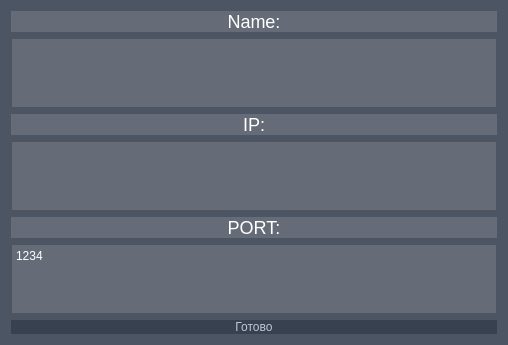
adsfasdfdsf/client, file registrationwindow.ui: the form before one commit.
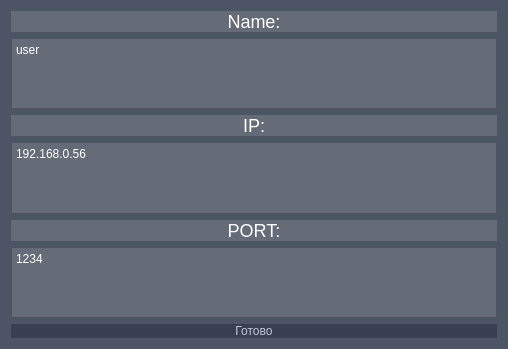
The form after the commit.

Patch:
```diff
--- a/registrationwindow.ui
+++ b/registrationwindow.ui
@@ -7,7 +7,7 @@
     <x>0</x>
     <y>0</y>
     <width>508</width>
-    <height>276</height>
+    <height>349</height>
    </rect>
   </property>
   <property name="windowTitle">
@@ -41,6 +41,7 @@
 li.unchecked::marker { content: &quot;\2610&quot;; }
 li.checked::marker { content: &quot;\2612&quot;; }
 &lt;/style&gt;&lt;/head&gt;&lt;body style=&quot; font-family:'Segoe UI'; font-size:9pt; font-weight:400; font-style:normal;&quot;&gt;
+&lt;p style=&quot; margin-top:0px; margin-bottom:0px; margin-left:0px; margin-right:0px; -qt-block-indent:0; text-indent:0px;&quot;&gt;user&lt;/p&gt;
 &lt;p style=&quot;-qt-paragraph-type:empty; margin-top:0px; margin-bottom:0px; margin-left:0px; margin-right:0px; -qt-block-indent:0; text-indent:0px;&quot;&gt;&lt;br /&gt;&lt;/p&gt;&lt;/body&gt;&lt;/html&gt;</string>
      </property>
     </widget>
@@ -72,6 +73,16 @@
 	color: white;
 }</string>
      </property>
+     <property name="html">
+      <string>&lt;!DOCTYPE HTML PUBLIC &quot;-//W3C//DTD HTML 4.0//EN&quot; &quot;http://www.w3.org/TR/REC-html40/strict.dtd&quot;&gt;
+&lt;html&gt;&lt;head&gt;&lt;meta name=&quot;qrichtext&quot; content=&quot;1&quot; /&gt;&lt;meta charset=&quot;utf-8&quot; /&gt;&lt;style type=&quot;text/css&quot;&gt;
+p, li { white-space: pre-wrap; }
+hr { height: 1px; border-width: 0; }
+li.unchecked::marker { content: &quot;\2610&quot;; }
+li.checked::marker { content: &quot;\2612&quot;; }
+&lt;/style&gt;&lt;/head&gt;&lt;body style=&quot; font-family:'Segoe UI'; font-size:9pt; font-weight:400; font-style:normal;&quot;&gt;
+&lt;p style=&quot; margin-top:0px; margin-bottom:0px; margin-left:0px; margin-right:0px; -qt-block-indent:0; text-indent:0px;&quot;&gt;192.168.0.56&lt;/p&gt;&lt;/body&gt;&lt;/html&gt;</string>
+     </property>
     </widget>
    </item>
    <item row="1" column="0">
```
